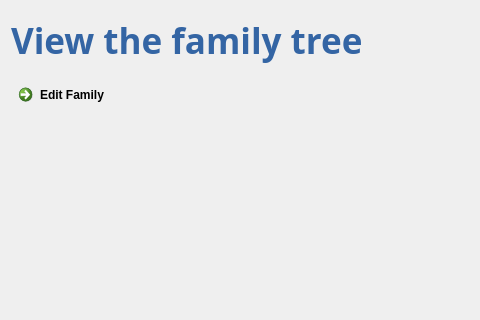
The window that FamilyTree/src/gui/viewpage.ui (moumitahmad/Stammbaum) describes before a commit, drawn with Qt 5; both pictures show x 0 to 480 and y 0 to 320 of the 1500 by 800 pixel window.
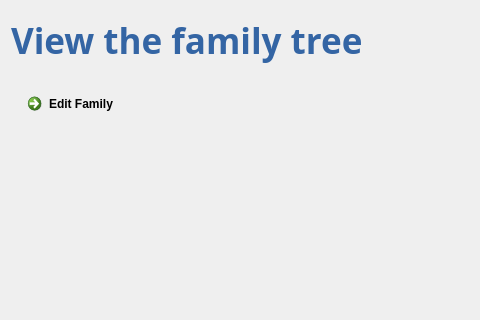
The same window after the commit.

Diff of the .ui file:
```diff
--- a/FamilyTree/src/gui/viewpage.ui
+++ b/FamilyTree/src/gui/viewpage.ui
@@ -42,12 +42,34 @@
     </widget>
    </item>
    <item>
-    <layout class="QHBoxLayout" name="horizontalLayout">
+    <layout class="QHBoxLayout" name="horizontalLayout" stretch="3,0">
+     <property name="sizeConstraint">
+      <enum>QLayout::SetMaximumSize</enum>
+     </property>
      <item>
       <layout class="QGridLayout" name="adminPanel"/>
      </item>
      <item>
+      <widget class="QWidget" name="displayFamilyPanel_2" native="true">
+       <property name="sizePolicy">
+        <sizepolicy hsizetype="Expanding" vsizetype="MinimumExpanding">
+         <horstretch>0</horstretch>
+         <verstretch>0</verstretch>
+        </sizepolicy>
+       </property>
+       <property name="minimumSize">
+        <size>
+         <width>0</width>
+         <height>600</height>
+        </size>
+       </property>
+       <property name="styleSheet">
+        <string notr="true"/>
+       </property>
       <layout class="QVBoxLayout" name="displayFamilyPanel">
+        <property name="sizeConstraint">
+         <enum>QLayout::SetDefaultConstraint</enum>
+        </property>
        <item>
         <widget class="QCommandLinkButton" name="ButtonEditFamily">
          <property name="text">
@@ -56,6 +78,7 @@
         </widget>
        </item>
       </layout>
+      </widget>
      </item>
     </layout>
    </item>
```
Left out of the diff: 6 changed lines with no effect on the pictures. Lines whose indentation alone changed are shown as unchanged.
